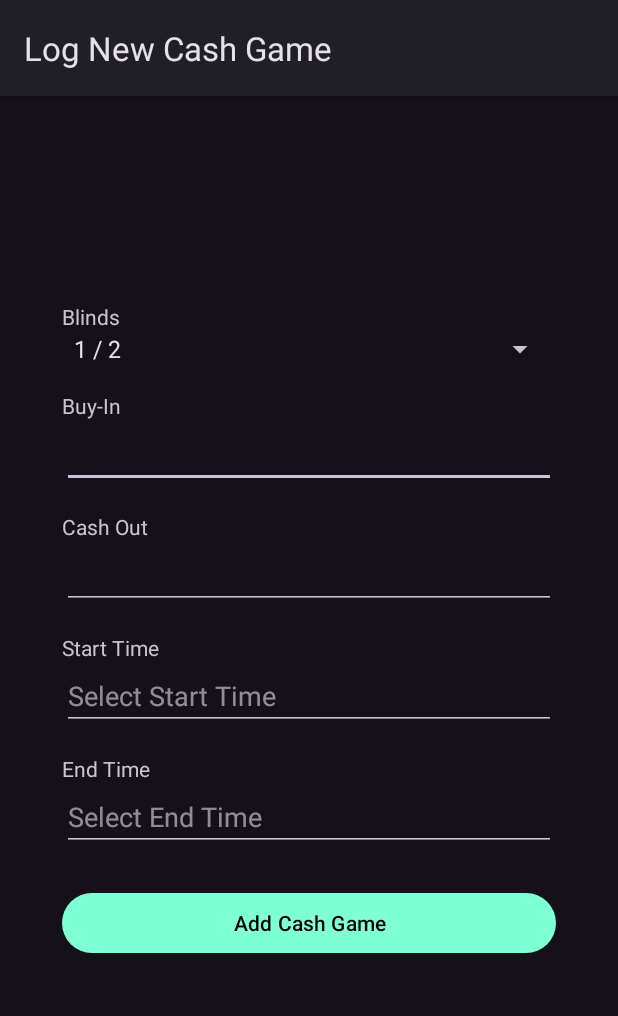
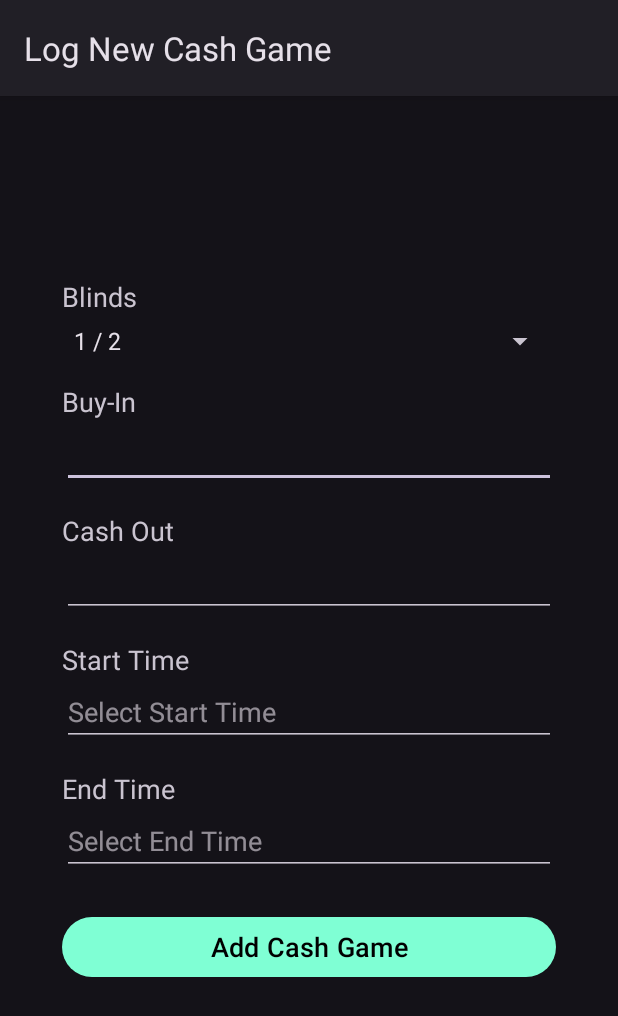
Before and after one commit to sgaona21/PokerSessionTracker, an Android app: the CashGame screen opened directly, with no data from a screen before it, on a phone screen of 412 x 824 dp. Shown: the top 1016 px of the screen. Run offline under Robolectric (Android 15) with nearby library versions, the phone set to English and light mode, and no system bars.

Commit message:
font sizes

```diff
--- a/app/src/main/res/layout/activity_cash_game.xml
+++ b/app/src/main/res/layout/activity_cash_game.xml
@@ -1,4 +1,5 @@
 <?xml version="1.0" encoding="utf-8"?>
+<!-- Steven Gaona, CIS165DA 20747, STE2342585 -->
 <androidx.constraintlayout.widget.ConstraintLayout xmlns:android="http://schemas.android.com/apk/res/android"
     xmlns:app="http://schemas.android.com/apk/res-auto"
     xmlns:tools="http://schemas.android.com/tools"
@@ -23,22 +24,27 @@
             android:layout_height="wrap_content"
             android:layout_width="wrap_content"
             android:text="@string/blindsTextView"
+            android:textSize="18sp"
             android:layout_marginTop="16dp"/>
         <Spinner
             android:id="@+id/blindsSpinner"
             android:layout_width="match_parent"
-            android:layout_height="wrap_content" />
+            android:layout_height="wrap_content"
+            android:textSize="18sp"
+            android:layout_marginTop="5dp"/>
 
         <TextView
             android:id="@+id/buyInTextView"
             android:layout_height="wrap_content"
             android:layout_width="wrap_content"
             android:text="@string/buyInTextView"
+            android:textSize="18sp"
             android:layout_marginTop="16dp"/>
         <EditText
             android:id="@+id/buyInInput"
             android:layout_width="match_parent"
             android:layout_height="wrap_content"
+            android:textSize="18sp"
             android:inputType="number" />
 
         <TextView
@@ -46,11 +52,13 @@
             android:layout_height="wrap_content"
             android:layout_width="wrap_content"
             android:text="@string/cashOutTextView"
+            android:textSize="18sp"
             android:layout_marginTop="16dp"/>
         <EditText
             android:id="@+id/cashOutInput"
             android:layout_width="match_parent"
             android:layout_height="wrap_content"
+            android:textSize="18sp"
             android:inputType="number" />
 
         <TextView
@@ -58,12 +66,14 @@
             android:layout_height="wrap_content"
             android:layout_width="wrap_content"
             android:text="@string/startTimeTextView"
+            android:textSize="18sp"
             android:layout_marginTop="16dp"/>
         <EditText
             android:id="@+id/startTimeInput"
             android:layout_width="match_parent"
             android:layout_height="wrap_content"
             android:focusable="false"
+            android:textSize="18sp"
             android:hint="@string/startTimeHint"/>
 
         <TextView
@@ -71,12 +81,14 @@
             android:layout_height="wrap_content"
             android:layout_width="wrap_content"
             android:text="@string/endTimeTextView"
+            android:textSize="18sp"
             android:layout_marginTop="16dp"/>
         <EditText
             android:id="@+id/endTimeInput"
             android:layout_width="match_parent"
             android:layout_height="wrap_content"
             android:focusable="false"
+            android:textSize="18sp"
             android:hint="@string/endTimeHint"/>
 
         <Button
@@ -84,8 +96,8 @@
             android:layout_width="match_parent"
             android:layout_height="wrap_content"
             android:text="@string/addCashGameButton"
+            android:textSize="18sp"
             android:layout_marginTop="24dp" />
-
 
     </LinearLayout>
 
```
